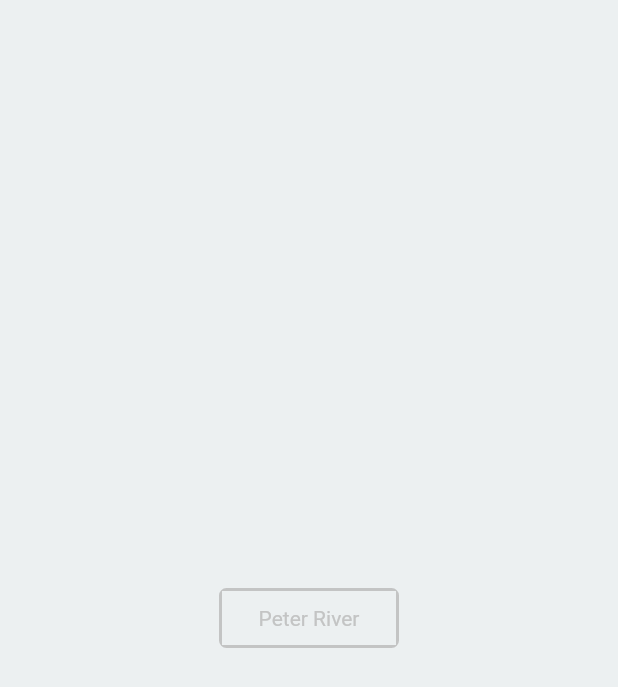
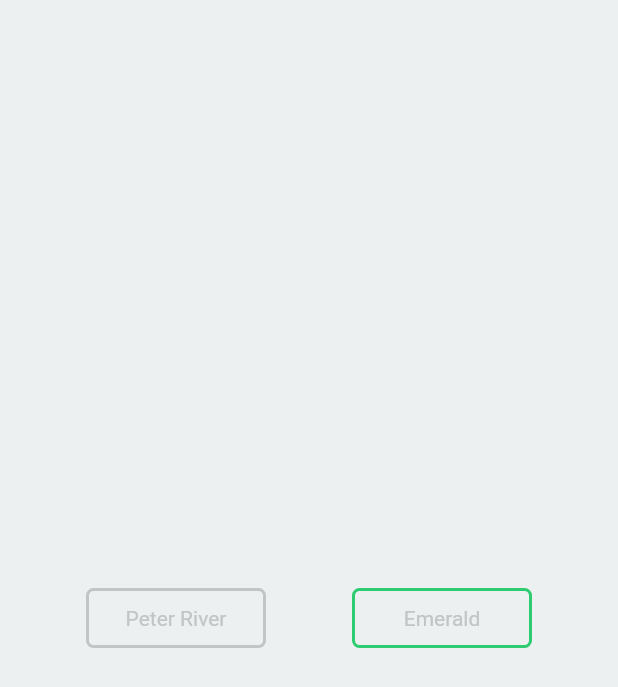
Before and after one commit to mt-tadayon/flutter_hover_button, a Flutter app: the screen it shows after launch, on a phone screen of 412 x 824 dp. Shown: the top 687 px of the screen. Run offline on Flutter 3.47's test engine with Material 2 defaults, Android fonts, the phone set to English and light mode, and no system bars.

Commit message:
Add second button and improved the border animation

```diff
--- a/lib/main.dart
+++ b/lib/main.dart
@@ -31,11 +31,22 @@ class _ButtonState extends State<Button> {
     return Scaffold(
         backgroundColor: Color(0xFFECF0F1),
         body: Center(
-          child: FillHorizontal(
-            width: 120,
-            height: 40.0,
-            color: Color(0xFFC3C4C4),
-            text: 'Peter River',
+          child: Row(
+            mainAxisAlignment: MainAxisAlignment.spaceEvenly,
+            children: [
+              FillHorizontal(
+                width: 120,
+                height: 40.0,
+                color: Color(0xFFC3C4C4),
+                text: 'Peter River',
+              ),
+              FillHorizontal(
+                width: 120,
+                height: 40,
+                color: Color(0xFF2ecc71),
+                text: 'Emerald',
+              )
+            ],
           ),
         ));
   }
@@ -59,6 +70,7 @@ class _FillHorizontalState extends State<FillHorizontal>
   Color borderColor;
   AnimationController _controller;
   Animation _animation;
+  Animation _borderAnimation;
 
   @override
   void initState() {
@@ -72,10 +84,10 @@ class _FillHorizontalState extends State<FillHorizontal>
       parent: _controller,
     ))
       ..addListener(() {
-        setState(() {
-
-        });
+        setState(() {});
       });
+    _borderAnimation = ColorTween(begin: widget.color, end: Color(0xFF3498db))
+        .animate(CurvedAnimation(curve: Curves.easeOutCirc, parent: _controller));
   }
 
   @override
@@ -83,14 +95,13 @@ class _FillHorizontalState extends State<FillHorizontal>
     return Container(
         height: widget.height,
         width: widget.width,
-        decoration: BoxDecoration(
-          borderRadius: BorderRadius.circular(5.0),
-          border: Border.all(
-            color: borderColor,
-            width: 2,
-          ),
-        ),
         child: Material(
+          shape: RoundedRectangleBorder(
+              borderRadius: BorderRadius.circular(5.0),
+              side: BorderSide(
+                color: _borderAnimation.value,
+                width: 2,
+              )),
           child: InkWell(
             onTap: () {
               print('test');
@@ -118,7 +129,7 @@ class _FillHorizontalState extends State<FillHorizontal>
                     child: Container(
                       decoration: BoxDecoration(
                           color: Color(0xFF3498db),
-                      ),
+                          borderRadius: BorderRadius.circular(5.0)),
                       width: _animation.value,
                     ),
                   ),
```
